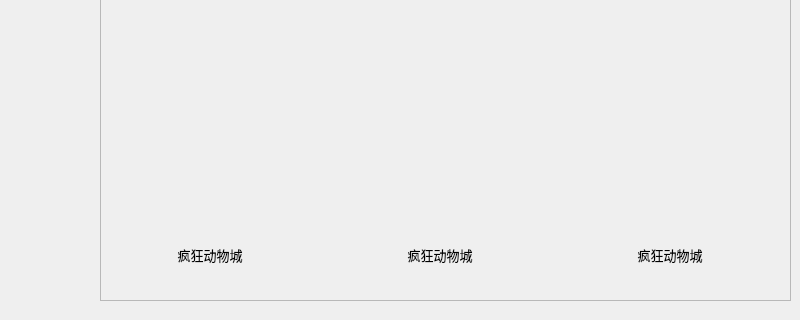
ljcleo/DBProj, file GUI/HomepagePartUI.ui: the form before one commit; both pictures show x 160 to 960 and y 320 to 640 of the 960 by 640 pixel window.
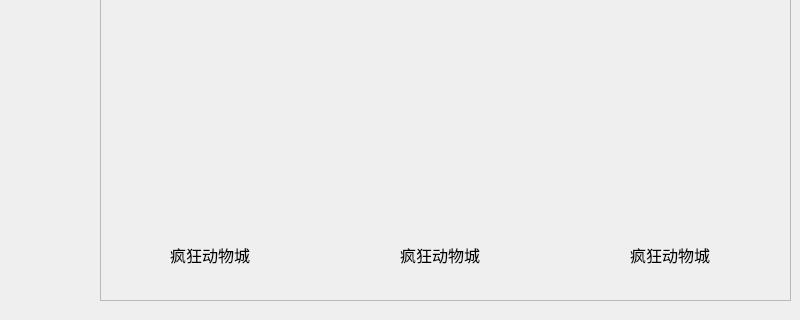
The form after the commit.

Patch:
```diff
--- a/GUI/HomepagePartUI.ui
+++ b/GUI/HomepagePartUI.ui
@@ -55,8 +55,8 @@
     </property>
     <property name="font">
      <font>
-      <family>宋体</family>
-      <pointsize>10</pointsize>
+      <family>等线</family>
+      <pointsize>12</pointsize>
      </font>
     </property>
     <property name="cursor">
@@ -86,8 +86,8 @@
     </property>
     <property name="font">
      <font>
-      <family>宋体</family>
-      <pointsize>10</pointsize>
+      <family>等线</family>
+      <pointsize>12</pointsize>
      </font>
     </property>
     <property name="cursor">
@@ -117,8 +117,8 @@
     </property>
     <property name="font">
      <font>
-      <family>宋体</family>
-      <pointsize>10</pointsize>
+      <family>等线</family>
+      <pointsize>12</pointsize>
      </font>
     </property>
     <property name="cursor">
```
Left out of the diff: 39 changed lines with no effect on the pictures.
